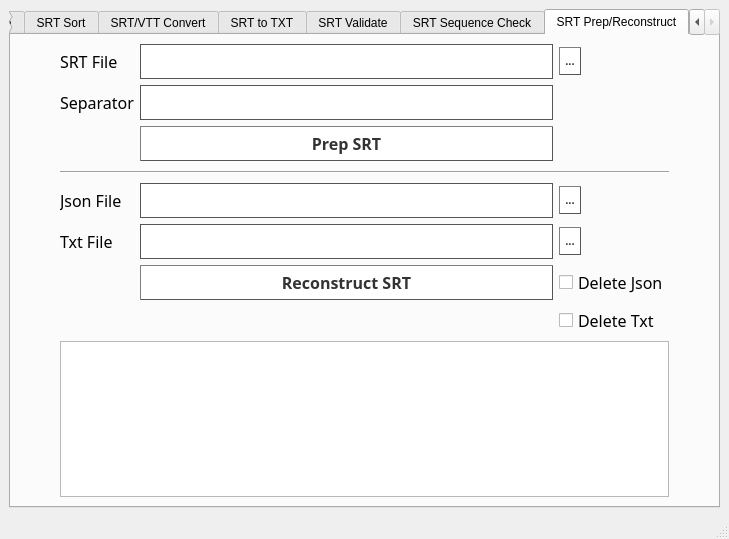
KayaliYousef/GoodTools, file assets/good_tools.ui: the form before one commit.
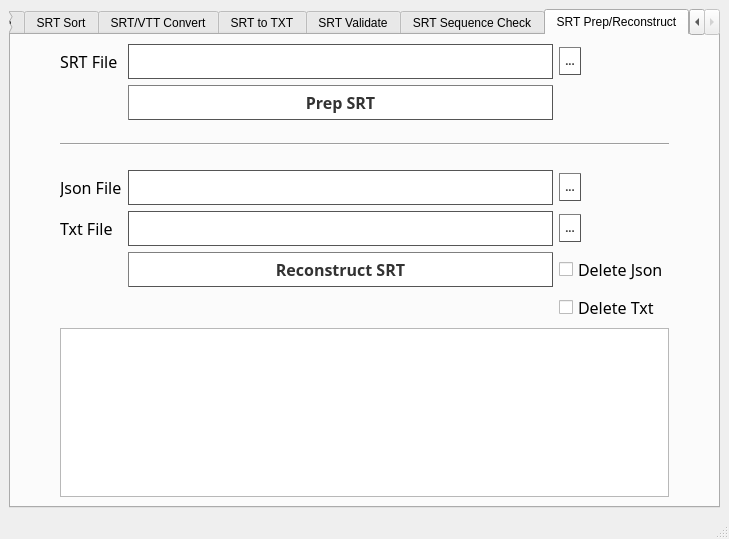
The form after the commit. The open tabs and pages were chosen to show the change.

Commit message: :lipstick: removed separator field in prep-srt tab from the ui and updated the user feedback

```diff
--- a/assets/good_tools.ui
+++ b/assets/good_tools.ui
@@ -18,7 +18,7 @@
     <item row="0" column="0">
      <widget class="QTabWidget" name="tabWidget">
       <property name="currentIndex">
-       <number>0</number>
+       <number>6</number>
       </property>
       <widget class="QWidget" name="Compare">
        <attribute name="title">
@@ -997,180 +997,8 @@
        <layout class="QGridLayout" name="gridLayout_13">
         <item row="0" column="0">
          <layout class="QGridLayout" name="gridLayout_12">
-          <item row="6" column="3">
-           <widget class="QPushButton" name="srtPrepLoadJsonfileDialog">
-            <property name="sizePolicy">
-             <sizepolicy hsizetype="Fixed" vsizetype="Fixed">
-              <horstretch>0</horstretch>
-              <verstretch>0</verstretch>
-             </sizepolicy>
-            </property>
-            <property name="font">
-             <font>
-              <family>Segoe UI Light</family>
-              <pointsize>8</pointsize>
-              <weight>75</weight>
-              <bold>true</bold>
-             </font>
-            </property>
-            <property name="styleSheet">
-             <string notr="true">QPushButton {
-    color: #333;
-    border: 1px solid #555;
-    border-style: outset;
-    background:white;
-    padding: 5px;
-    }
-
-QPushButton:pressed {
-    background: #0078d7
-    }</string>
-            </property>
-            <property name="text">
-             <string>...</string>
-            </property>
-           </widget>
-          </item>
-          <item row="1" column="2">
-           <widget class="QTextEdit" name="srtPrepSeperatorTextEdit">
-            <property name="maximumSize">
-             <size>
-              <width>16777215</width>
-              <height>35</height>
-             </size>
-            </property>
-            <property name="font">
-             <font>
-              <family>Segoe UI Light</family>
-              <pointsize>12</pointsize>
-             </font>
-            </property>
-            <property name="styleSheet">
-             <string notr="true">QTextEdit{
-	border:1px solid #555
-}</string>
-            </property>
-            <property name="placeholderText">
-             <string/>
-            </property>
-           </widget>
-          </item>
-          <item row="0" column="3">
-           <widget class="QPushButton" name="srtPrepLoadSrtfileDialog">
-            <property name="sizePolicy">
-             <sizepolicy hsizetype="Fixed" vsizetype="Fixed">
-              <horstretch>0</horstretch>
-              <verstretch>0</verstretch>
-             </sizepolicy>
-            </property>
-            <property name="font">
-             <font>
-              <family>Segoe UI Light</family>
-              <pointsize>8</pointsize>
-              <weight>75</weight>
-              <bold>true</bold>
-             </font>
-            </property>
-            <property name="styleSheet">
-             <string notr="true">QPushButton {
-    color: #333;
-    border: 1px solid #555;
-    border-style: outset;
-    background:white;
-    padding: 5px;
-    }
-
-QPushButton:pressed {
-    background: #0078d7
-    }</string>
-            </property>
-            <property name="text">
-             <string>...</string>
-            </property>
-           </widget>
-          </item>
-          <item row="1" column="1">
-           <widget class="QLabel" name="label_4">
-            <property name="font">
-             <font>
-              <family>Segoe UI Light</family>
-              <pointsize>12</pointsize>
-             </font>
-            </property>
-            <property name="text">
-             <string>Separator</string>
-            </property>
-           </widget>
-          </item>
-          <item row="7" column="2">
-           <widget class="QTextEdit" name="srtPrepLoadTxtTextEdit">
-            <property name="maximumSize">
-             <size>
-              <width>16777215</width>
-              <height>35</height>
-             </size>
-            </property>
-            <property name="font">
-             <font>
-              <family>Segoe UI Light</family>
-              <pointsize>12</pointsize>
-             </font>
-            </property>
-            <property name="styleSheet">
-             <string notr="true">QTextEdit{
-	border:1px solid #555
-}</string>
-            </property>
-           </widget>
-          </item>
-          <item row="5" column="1" colspan="3">
-           <spacer name="verticalSpacer_3">
-            <property name="orientation">
-             <enum>Qt::Vertical</enum>
-            </property>
-            <property name="sizeHint" stdset="0">
-             <size>
-              <width>20</width>
-              <height>40</height>
-             </size>
-            </property>
-           </spacer>
-          </item>
-          <item row="8" column="3">
-           <widget class="QCheckBox" name="srtPrepDeleteJsonCheckBox">
-            <property name="font">
-             <font>
-              <family>Segoe UI Light</family>
-              <pointsize>12</pointsize>
-             </font>
-            </property>
-            <property name="text">
-             <string>Delete Json</string>
-            </property>
-           </widget>
-          </item>
-          <item row="3" column="1" colspan="3">
-           <spacer name="verticalSpacer_2">
-            <property name="orientation">
-             <enum>Qt::Vertical</enum>
-            </property>
-            <property name="sizeHint" stdset="0">
-             <size>
-              <width>20</width>
-              <height>40</height>
-             </size>
-            </property>
-           </spacer>
-          </item>
-          <item row="4" column="1" colspan="3">
-           <widget class="Line" name="line">
-            <property name="orientation">
-             <enum>Qt::Horizontal</enum>
-            </property>
-           </widget>
-          </item>
           <item row="6" column="2">
-           <widget class="QTextEdit" name="srtPrepLoadJsonTextEdit">
+           <widget class="QTextEdit" name="srtPrepLoadTxtTextEdit">
             <property name="maximumSize">
              <size>
               <width>16777215</width>
@@ -1190,7 +1018,7 @@
             </property>
            </widget>
           </item>
-          <item row="6" column="1">
+          <item row="5" column="1">
            <widget class="QLabel" name="label_5">
             <property name="font">
              <font>
@@ -1203,28 +1031,119 @@
             </property>
            </widget>
           </item>
-          <item row="0" column="2">
-           <widget class="QTextEdit" name="srtPrepLoadSrtTextEdit">
-            <property name="maximumSize">
+          <item row="3" column="1" colspan="3">
+           <widget class="Line" name="line">
+            <property name="orientation">
+             <enum>Qt::Horizontal</enum>
+            </property>
+           </widget>
+          </item>
+          <item row="2" column="1" colspan="3">
+           <spacer name="verticalSpacer_2">
+            <property name="orientation">
+             <enum>Qt::Vertical</enum>
+            </property>
+            <property name="sizeHint" stdset="0">
              <size>
-              <width>16777215</width>
-              <height>35</height>
+              <width>20</width>
+              <height>40</height>
              </size>
             </property>
+           </spacer>
+          </item>
+          <item row="0" column="1">
+           <widget class="QLabel" name="label_3">
             <property name="font">
              <font>
               <family>Segoe UI Light</family>
               <pointsize>12</pointsize>
+             </font>
+            </property>
+            <property name="text">
+             <string>SRT File</string>
+            </property>
+           </widget>
+          </item>
+          <item row="0" column="0" rowspan="9">
+           <spacer name="horizontalSpacer_17">
+            <property name="orientation">
+             <enum>Qt::Horizontal</enum>
+            </property>
+            <property name="sizeType">
+             <enum>QSizePolicy::Maximum</enum>
+            </property>
+            <property name="sizeHint" stdset="0">
+             <size>
+              <width>40</width>
+              <height>20</height>
+             </size>
+            </property>
+           </spacer>
+          </item>
+          <item row="1" column="2">
+           <widget class="QPushButton" name="prepSrtPushButton">
+            <property name="sizePolicy">
+             <sizepolicy hsizetype="Minimum" vsizetype="Fixed">
+              <horstretch>0</horstretch>
+              <verstretch>0</verstretch>
+             </sizepolicy>
+            </property>
+            <property name="font">
+             <font>
+              <family>Segoe UI Light</family>
+              <pointsize>12</pointsize>
+              <weight>75</weight>
+              <bold>true</bold>
              </font>
             </property>
             <property name="styleSheet">
-             <string notr="true">QTextEdit{
-	border:1px solid #555
-}</string>
+             <string notr="true">QPushButton {
+    color: #333;
+    border: 1px solid #555;
+    border-style: outset;
+    background:white;
+    padding: 5px;
+    }
+
+QPushButton:pressed {
+    background: #0078d7
+    }</string>
+            </property>
+            <property name="text">
+             <string>Prep SRT</string>
             </property>
            </widget>
           </item>
           <item row="7" column="3">
+           <widget class="QCheckBox" name="srtPrepDeleteJsonCheckBox">
+            <property name="font">
+             <font>
+              <family>Segoe UI Light</family>
+              <pointsize>12</pointsize>
+             </font>
+            </property>
+            <property name="text">
+             <string>Delete Json</string>
+            </property>
+           </widget>
+          </item>
+          <item row="0" column="4" rowspan="9">
+           <spacer name="horizontalSpacer_18">
+            <property name="orientation">
+             <enum>Qt::Horizontal</enum>
+            </property>
+            <property name="sizeType">
+             <enum>QSizePolicy::Maximum</enum>
+            </property>
+            <property name="sizeHint" stdset="0">
+             <size>
+              <width>40</width>
+              <height>20</height>
+             </size>
+            </property>
+           </spacer>
+          </item>
+          <item row="6" column="3">
            <widget class="QPushButton" name="srtPrepLoadTxtfileDialog">
             <property name="sizePolicy">
              <sizepolicy hsizetype="Fixed" vsizetype="Fixed">
@@ -1258,7 +1177,75 @@
             </property>
            </widget>
           </item>
-          <item row="7" column="1">
+          <item row="5" column="3">
+           <widget class="QPushButton" name="srtPrepLoadJsonfileDialog">
+            <property name="sizePolicy">
+             <sizepolicy hsizetype="Fixed" vsizetype="Fixed">
+              <horstretch>0</horstretch>
+              <verstretch>0</verstretch>
+             </sizepolicy>
+            </property>
+            <property name="font">
+             <font>
+              <family>Segoe UI Light</family>
+              <pointsize>8</pointsize>
+              <weight>75</weight>
+              <bold>true</bold>
+             </font>
+            </property>
+            <property name="styleSheet">
+             <string notr="true">QPushButton {
+    color: #333;
+    border: 1px solid #555;
+    border-style: outset;
+    background:white;
+    padding: 5px;
+    }
+
+QPushButton:pressed {
+    background: #0078d7
+    }</string>
+            </property>
+            <property name="text">
+             <string>...</string>
+            </property>
+           </widget>
+          </item>
+          <item row="5" column="2">
+           <widget class="QTextEdit" name="srtPrepLoadJsonTextEdit">
+            <property name="maximumSize">
+             <size>
+              <width>16777215</width>
+              <height>35</height>
+             </size>
+            </property>
+            <property name="font">
+             <font>
+              <family>Segoe UI Light</family>
+              <pointsize>12</pointsize>
+             </font>
+            </property>
+            <property name="styleSheet">
+             <string notr="true">QTextEdit{
+	border:1px solid #555
+}</string>
+            </property>
+           </widget>
+          </item>
+          <item row="4" column="1" colspan="3">
+           <spacer name="verticalSpacer_3">
+            <property name="orientation">
+             <enum>Qt::Vertical</enum>
+            </property>
+            <property name="sizeHint" stdset="0">
+             <size>
+              <width>20</width>
+              <height>40</height>
+             </size>
+            </property>
+           </spacer>
+          </item>
+          <item row="6" column="1">
            <widget class="QLabel" name="label_6">
             <property name="font">
              <font>
@@ -1271,20 +1258,7 @@
             </property>
            </widget>
           </item>
-          <item row="0" column="1">
-           <widget class="QLabel" name="label_3">
-            <property name="font">
-             <font>
-              <family>Segoe UI Light</family>
-              <pointsize>12</pointsize>
-             </font>
-            </property>
-            <property name="text">
-             <string>SRT File</string>
-            </property>
-           </widget>
-          </item>
-          <item row="9" column="3">
+          <item row="8" column="3">
            <widget class="QCheckBox" name="srtPrepDeleteTxtCheckBox">
             <property name="font">
              <font>
@@ -1297,39 +1271,7 @@
             </property>
            </widget>
           </item>
-          <item row="0" column="4" rowspan="10">
-           <spacer name="horizontalSpacer_18">
-            <property name="orientation">
-             <enum>Qt::Horizontal</enum>
-            </property>
-            <property name="sizeType">
-             <enum>QSizePolicy::Maximum</enum>
-            </property>
-            <property name="sizeHint" stdset="0">
-             <size>
-              <width>40</width>
-              <height>20</height>
-             </size>
-            </property>
-           </spacer>
-          </item>
-          <item row="0" column="0" rowspan="10">
-           <spacer name="horizontalSpacer_17">
-            <property name="orientation">
-             <enum>Qt::Horizontal</enum>
-            </property>
-            <property name="sizeType">
-             <enum>QSizePolicy::Maximum</enum>
-            </property>
-            <property name="sizeHint" stdset="0">
-             <size>
-              <width>40</width>
-              <height>20</height>
-             </size>
-            </property>
-           </spacer>
-          </item>
-          <item row="10" column="1" colspan="3">
+          <item row="9" column="1" colspan="3">
            <widget class="QTextEdit" name="srtPrepFeedbackTextEdit">
             <property name="font">
              <font>
@@ -1341,41 +1283,28 @@
             </property>
            </widget>
           </item>
-          <item row="2" column="2">
-           <widget class="QPushButton" name="prepSrtPushButton">
-            <property name="sizePolicy">
-             <sizepolicy hsizetype="Minimum" vsizetype="Fixed">
-              <horstretch>0</horstretch>
-              <verstretch>0</verstretch>
-             </sizepolicy>
+          <item row="0" column="2">
+           <widget class="QTextEdit" name="srtPrepLoadSrtTextEdit">
+            <property name="maximumSize">
+             <size>
+              <width>16777215</width>
+              <height>35</height>
+             </size>
             </property>
             <property name="font">
              <font>
               <family>Segoe UI Light</family>
               <pointsize>12</pointsize>
-              <weight>75</weight>
-              <bold>true</bold>
              </font>
             </property>
             <property name="styleSheet">
-             <string notr="true">QPushButton {
-    color: #333;
-    border: 1px solid #555;
-    border-style: outset;
-    background:white;
-    padding: 5px;
-    }
-
-QPushButton:pressed {
-    background: #0078d7
-    }</string>
-            </property>
-            <property name="text">
-             <string>Prep SRT</string>
+             <string notr="true">QTextEdit{
+	border:1px solid #555
+}</string>
             </property>
            </widget>
           </item>
-          <item row="8" column="2">
+          <item row="7" column="2">
            <widget class="QPushButton" name="reConstructSrtPushButton">
             <property name="font">
              <font>
@@ -1403,6 +1332,40 @@
             </property>
            </widget>
           </item>
+          <item row="0" column="3">
+           <widget class="QPushButton" name="srtPrepLoadSrtfileDialog">
+            <property name="sizePolicy">
+             <sizepolicy hsizetype="Fixed" vsizetype="Fixed">
+              <horstretch>0</horstretch>
+              <verstretch>0</verstretch>
+             </sizepolicy>
+            </property>
+            <property name="font">
+             <font>
+              <family>Segoe UI Light</family>
+              <pointsize>8</pointsize>
+              <weight>75</weight>
+              <bold>true</bold>
+             </font>
+            </property>
+            <property name="styleSheet">
+             <string notr="true">QPushButton {
+    color: #333;
+    border: 1px solid #555;
+    border-style: outset;
+    background:white;
+    padding: 5px;
+    }
+
+QPushButton:pressed {
+    background: #0078d7
+    }</string>
+            </property>
+            <property name="text">
+             <string>...</string>
+            </property>
+           </widget>
+          </item>
          </layout>
         </item>
        </layout>
```
The commit also changes 2 other files.
